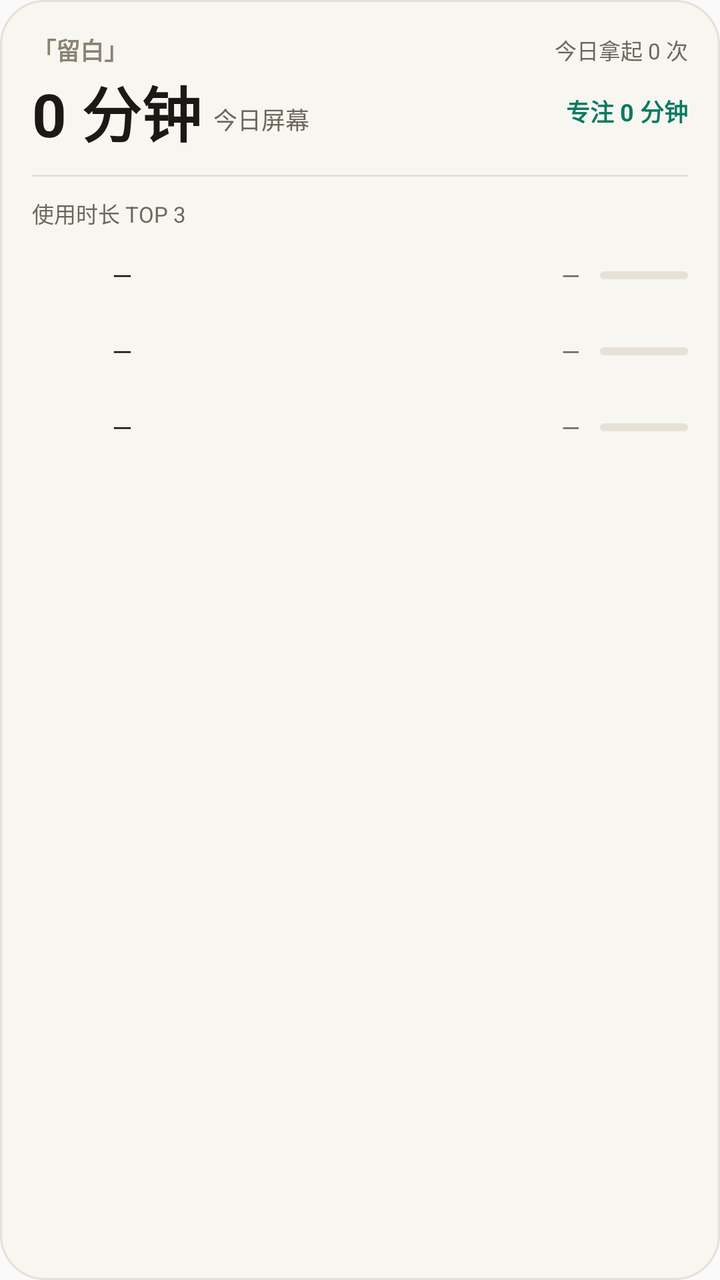
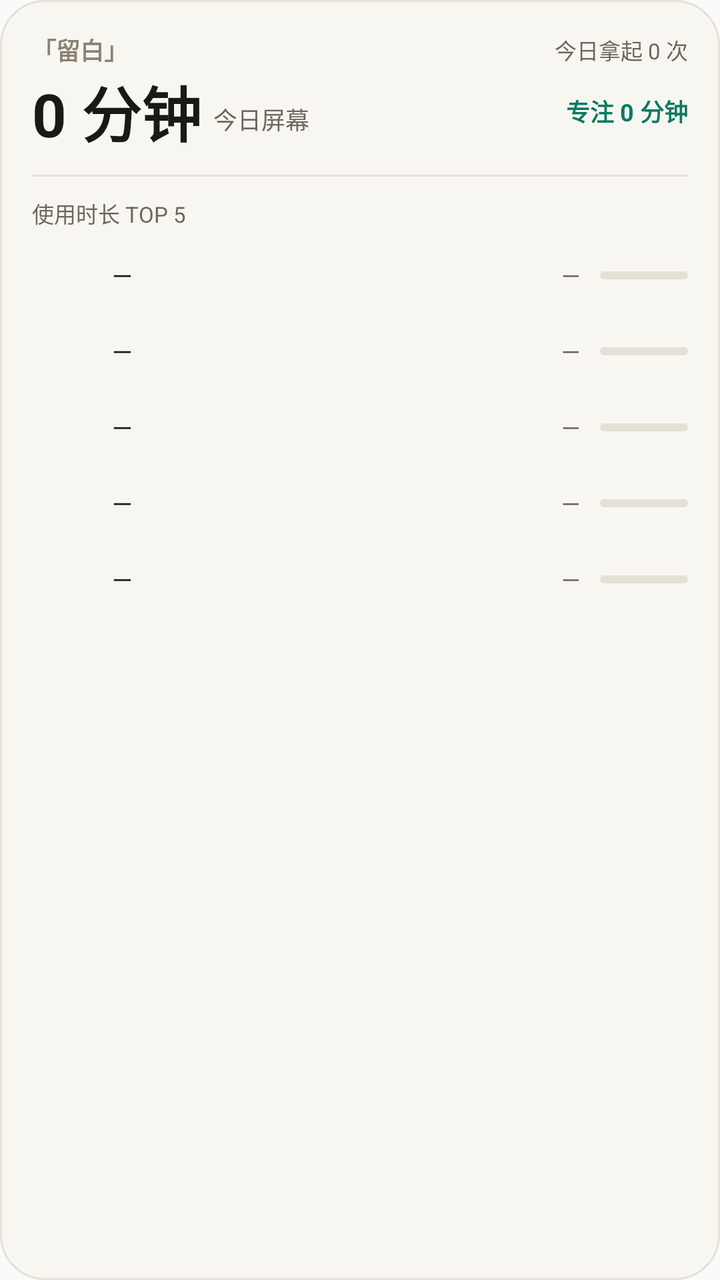

Compare the two renders of this Android layout. The source of the first and the diff that turns it into the second are given below.
<!-- AndroidManifest.xml: application theme Theme.Liubai -->
<!-- res/layout/widget_large.xml -->
<?xml version="1.0" encoding="utf-8"?>
<LinearLayout xmlns:android="http://schemas.android.com/apk/res/android"
    android:id="@android:id/background"
    android:layout_width="match_parent"
    android:layout_height="match_parent"
    android:orientation="vertical"
    android:padding="16dp"
    android:background="@drawable/widget_bg">

    
    <LinearLayout
        android:layout_width="match_parent"
        android:layout_height="wrap_content"
        android:orientation="horizontal"
        android:gravity="center_vertical">

        <TextView
            android:layout_width="wrap_content"
            android:layout_height="wrap_content"
            android:text="「留白」"
            android:textSize="12sp"
            android:textStyle="bold"
            android:textColor="#8A8272" />

        <ImageView
            android:layout_width="0dp"
            android:layout_height="1dp"
            android:layout_weight="1" />

        <TextView
            android:id="@+id/widget_pickup"
            android:layout_width="wrap_content"
            android:layout_height="wrap_content"
            android:text="今日拿起 0 次"
            android:textSize="11sp"
            android:textColor="#6E675C" />
    </LinearLayout>

    
    <LinearLayout
        android:layout_width="match_parent"
        android:layout_height="wrap_content"
        android:orientation="horizontal"
        android:gravity="center_vertical">

        <TextView
            android:id="@+id/widget_screen"
            android:layout_width="wrap_content"
            android:layout_height="wrap_content"
            android:text="0 分钟"
            android:textSize="30sp"
            android:textStyle="bold"
            android:textColor="#1B1915" />

        <TextView
            android:layout_width="wrap_content"
            android:layout_height="wrap_content"
            android:layout_marginStart="6dp"
            android:layout_marginTop="4dp"
            android:text="今日屏幕"
            android:textSize="12sp"
            android:textColor="#6E675C" />

        <ImageView
            android:layout_width="0dp"
            android:layout_height="1dp"
            android:layout_weight="1" />

        <TextView
            android:id="@+id/widget_focus"
            android:layout_width="wrap_content"
            android:layout_height="wrap_content"
            android:text="专注 0 分钟"
            android:textSize="12sp"
            android:textStyle="bold"
            android:textColor="#0A7A61" />
    </LinearLayout>

    <ImageView
        android:layout_width="match_parent"
        android:layout_height="1dp"
        android:layout_marginTop="10dp"
        android:layout_marginBottom="10dp"
        android:background="#E6E1D6" />

    <TextView
        android:layout_width="wrap_content"
        android:layout_height="wrap_content"
        android:text="使用时长 TOP 3"
        android:textSize="11sp"
        android:textColor="#6E675C" />

    
    <LinearLayout
        android:id="@+id/top_row_1"
        android:layout_width="match_parent"
        android:layout_height="wrap_content"
        android:layout_marginTop="8dp"
        android:orientation="horizontal"
        android:gravity="center_vertical">

        <ImageView
            android:id="@+id/top_icon_1"
            android:layout_width="30dp"
            android:layout_height="30dp"
            android:layout_marginEnd="10dp"
            android:contentDescription="应用图标" />

        <TextView
            android:id="@+id/top_name_1"
            android:layout_width="0dp"
            android:layout_height="wrap_content"
            android:layout_weight="1"
            android:maxLines="1"
            android:text="—"
            android:textSize="13sp"
            android:textColor="#1B1915" />

        <TextView
            android:id="@+id/top_time_1"
            android:layout_width="wrap_content"
            android:layout_height="wrap_content"
            android:layout_marginEnd="10dp"
            android:text="—"
            android:textSize="12sp"
            android:textColor="#6E675C" />

        <ImageView
            android:id="@+id/top_bar_1"
            android:layout_width="44dp"
            android:layout_height="4dp"
            android:src="@drawable/widget_bar_green"
            android:contentDescription="相对耗时" />
    </LinearLayout>

    
    <LinearLayout
        android:id="@+id/top_row_2"
        android:layout_width="match_parent"
        android:layout_height="wrap_content"
        android:layout_marginTop="8dp"
        android:orientation="horizontal"
        android:gravity="center_vertical">

        <ImageView
            android:id="@+id/top_icon_2"
            android:layout_width="30dp"
            android:layout_height="30dp"
            android:layout_marginEnd="10dp"
            android:contentDescription="应用图标" />

        <TextView
            android:id="@+id/top_name_2"
            android:layout_width="0dp"
            android:layout_height="wrap_content"
            android:layout_weight="1"
            android:maxLines="1"
            android:text="—"
            android:textSize="13sp"
            android:textColor="#1B1915" />

        <TextView
            android:id="@+id/top_time_2"
            android:layout_width="wrap_content"
            android:layout_height="wrap_content"
            android:layout_marginEnd="10dp"
            android:text="—"
            android:textSize="12sp"
            android:textColor="#6E675C" />

        <ImageView
            android:id="@+id/top_bar_2"
            android:layout_width="44dp"
            android:layout_height="4dp"
            android:src="@drawable/widget_bar_gray"
            android:contentDescription="相对耗时" />
    </LinearLayout>

    
    <LinearLayout
        android:id="@+id/top_row_3"
        android:layout_width="match_parent"
        android:layout_height="wrap_content"
        android:layout_marginTop="8dp"
        android:orientation="horizontal"
        android:gravity="center_vertical">

        <ImageView
            android:id="@+id/top_icon_3"
            android:layout_width="30dp"
            android:layout_height="30dp"
            android:layout_marginEnd="10dp"
            android:contentDescription="应用图标" />

        <TextView
            android:id="@+id/top_name_3"
            android:layout_width="0dp"
            android:layout_height="wrap_content"
            android:layout_weight="1"
            android:maxLines="1"
            android:text="—"
            android:textSize="13sp"
            android:textColor="#1B1915" />

        <TextView
            android:id="@+id/top_time_3"
            android:layout_width="wrap_content"
            android:layout_height="wrap_content"
            android:layout_marginEnd="10dp"
            android:text="—"
            android:textSize="12sp"
            android:textColor="#6E675C" />

        <ImageView
            android:id="@+id/top_bar_3"
            android:layout_width="44dp"
            android:layout_height="4dp"
            android:src="@drawable/widget_bar_gray"
            android:contentDescription="相对耗时" />
    </LinearLayout>

    
    <TextView
        android:id="@+id/top_empty"
        android:layout_width="match_parent"
        android:layout_height="0dp"
        android:layout_weight="1"
        android:gravity="center"
        android:text="开启「使用情况访问」后，这里显示今日耗时最多的三个应用"
        android:textSize="11sp"
        android:textColor="#8A8272"
        android:visibility="gone" />
</LinearLayout>
<!-- resources referenced by this layout -->
<resources>
  <!-- drawable widget_bar_gray (drawable) -->
  <?xml version="1.0" encoding="utf-8"?>
  <layer-list xmlns:android="http://schemas.android.com/apk/res/android">
      <item>
          <shape android:shape="rectangle">
              <solid android:color="#E6E1D6" />
              <corners android:radius="2dp" />
          </shape>
      </item>
      <item>
          <clip
              android:clipOrientation="horizontal"
              android:gravity="left">
              <shape android:shape="rectangle">
                  <solid android:color="#C4BFB2" />
                  <corners android:radius="2dp" />
              </shape>
          </clip>
      </item>
  </layer-list>
  <!-- drawable widget_bar_green (drawable) -->
  <?xml version="1.0" encoding="utf-8"?>
  <layer-list xmlns:android="http://schemas.android.com/apk/res/android">
      <item>
          <shape android:shape="rectangle">
              <solid android:color="#E6E1D6" />
              <corners android:radius="2dp" />
          </shape>
      </item>
      <item>
          <clip
              android:clipOrientation="horizontal"
              android:gravity="left">
              <shape android:shape="rectangle">
                  <solid android:color="#0A7A61" />
                  <corners android:radius="2dp" />
              </shape>
          </clip>
      </item>
  </layer-list>
  <!-- drawable widget_bg (drawable) -->
  <?xml version="1.0" encoding="utf-8"?>
  <shape xmlns:android="http://schemas.android.com/apk/res/android" android:shape="rectangle">
      <solid android:color="#F8F6F1" />
      <corners android:radius="22dp" />
      <stroke android:width="1dp" android:color="#E6E1D6" />
  </shape>
  <style name="Theme.Liubai" parent="android:Theme.Material.Light.NoActionBar">
          <item name="android:statusBarColor">@android:color/transparent</item>
          <item name="android:windowLightStatusBar">true</item>
          <item name="android:navigationBarColor">@android:color/transparent</item>
      </style>
</resources>

<!-- the commit's change to res/layout/widget_large.xml (unified diff, before → after) -->
@@ -86,7 +86,7 @@
     <TextView
         android:layout_width="wrap_content"
         android:layout_height="wrap_content"
-        android:text="使用时长 TOP 3"
+        android:text="使用时长 TOP 5"
         android:textSize="11sp"
         android:textColor="#6E675C" />
 
@@ -213,6 +213,92 @@
 
         <ImageView
             android:id="@+id/top_bar_3"
+            android:layout_width="44dp"
+            android:layout_height="4dp"
+            android:src="@drawable/widget_bar_gray"
+            android:contentDescription="相对耗时" />
+    </LinearLayout>
+
+    
+    <LinearLayout
+        android:id="@+id/top_row_4"
+        android:layout_width="match_parent"
+        android:layout_height="wrap_content"
+        android:layout_marginTop="8dp"
+        android:orientation="horizontal"
+        android:gravity="center_vertical">
+
+        <ImageView
+            android:id="@+id/top_icon_4"
+            android:layout_width="30dp"
+            android:layout_height="30dp"
+            android:layout_marginEnd="10dp"
+            android:contentDescription="应用图标" />
+
+        <TextView
+            android:id="@+id/top_name_4"
+            android:layout_width="0dp"
+            android:layout_height="wrap_content"
+            android:layout_weight="1"
+            android:maxLines="1"
+            android:text="—"
+            android:textSize="13sp"
+            android:textColor="#1B1915" />
+
+        <TextView
+            android:id="@+id/top_time_4"
+            android:layout_width="wrap_content"
+            android:layout_height="wrap_content"
+            android:layout_marginEnd="10dp"
+            android:text="—"
+            android:textSize="12sp"
+            android:textColor="#6E675C" />
+
+        <ImageView
+            android:id="@+id/top_bar_4"
+            android:layout_width="44dp"
+            android:layout_height="4dp"
+            android:src="@drawable/widget_bar_gray"
+            android:contentDescription="相对耗时" />
+    </LinearLayout>
+
+    
+    <LinearLayout
+        android:id="@+id/top_row_5"
+        android:layout_width="match_parent"
+        android:layout_height="wrap_content"
+        android:layout_marginTop="8dp"
+        android:orientation="horizontal"
+        android:gravity="center_vertical">
+
+        <ImageView
+            android:id="@+id/top_icon_5"
+            android:layout_width="30dp"
+            android:layout_height="30dp"
+            android:layout_marginEnd="10dp"
+            android:contentDescription="应用图标" />
+
+        <TextView
+            android:id="@+id/top_name_5"
+            android:layout_width="0dp"
+            android:layout_height="wrap_content"
+            android:layout_weight="1"
+            android:maxLines="1"
+            android:text="—"
+            android:textSize="13sp"
+            android:textColor="#1B1915" />
+
+        <TextView
+            android:id="@+id/top_time_5"
+            android:layout_width="wrap_content"
+            android:layout_height="wrap_content"
+            android:layout_marginEnd="10dp"
+            android:text="—"
+            android:textSize="12sp"
+            android:textColor="#6E675C" />
+
+        <ImageView
+            android:id="@+id/top_bar_5"
             android:layout_width="44dp"
             android:layout_height="4dp"
             android:src="@drawable/widget_bar_gray"
@@ -226,7 +312,7 @@
         android:layout_height="0dp"
         android:layout_weight="1"
         android:gravity="center"
-        android:text="开启「使用情况访问」后，这里显示今日耗时最多的三个应用"
+        android:text="开启「使用情况访问」后，这里显示今日耗时最多的五个应用"
         android:textSize="11sp"
         android:textColor="#8A8272"
         android:visibility="gone" />
